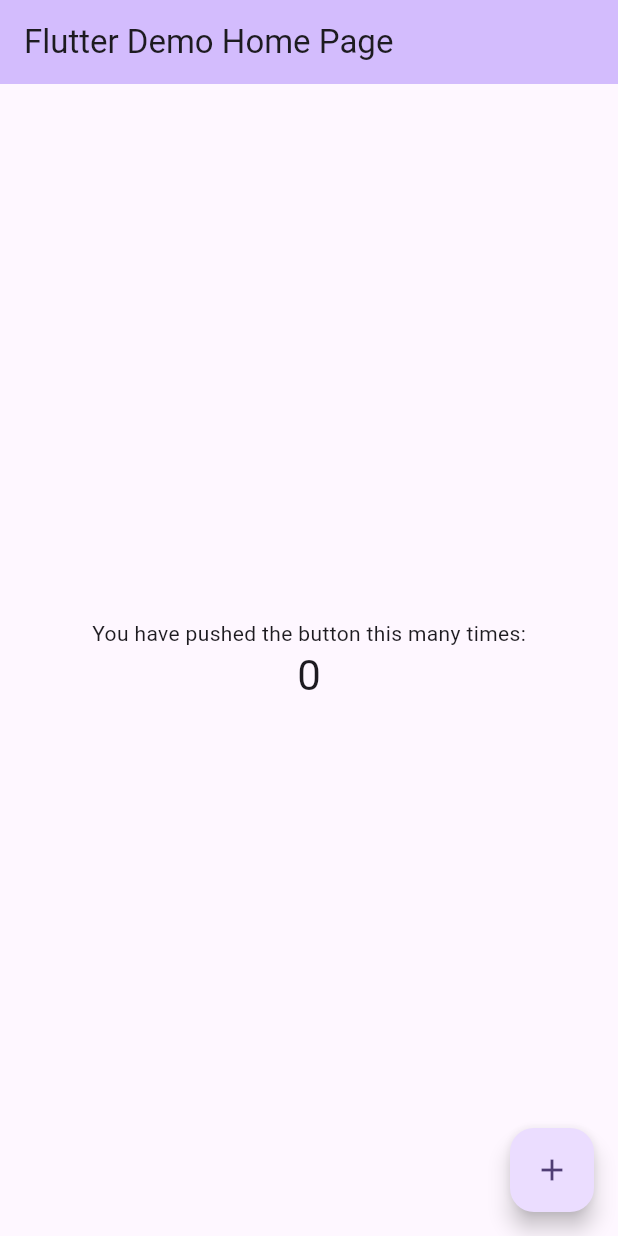
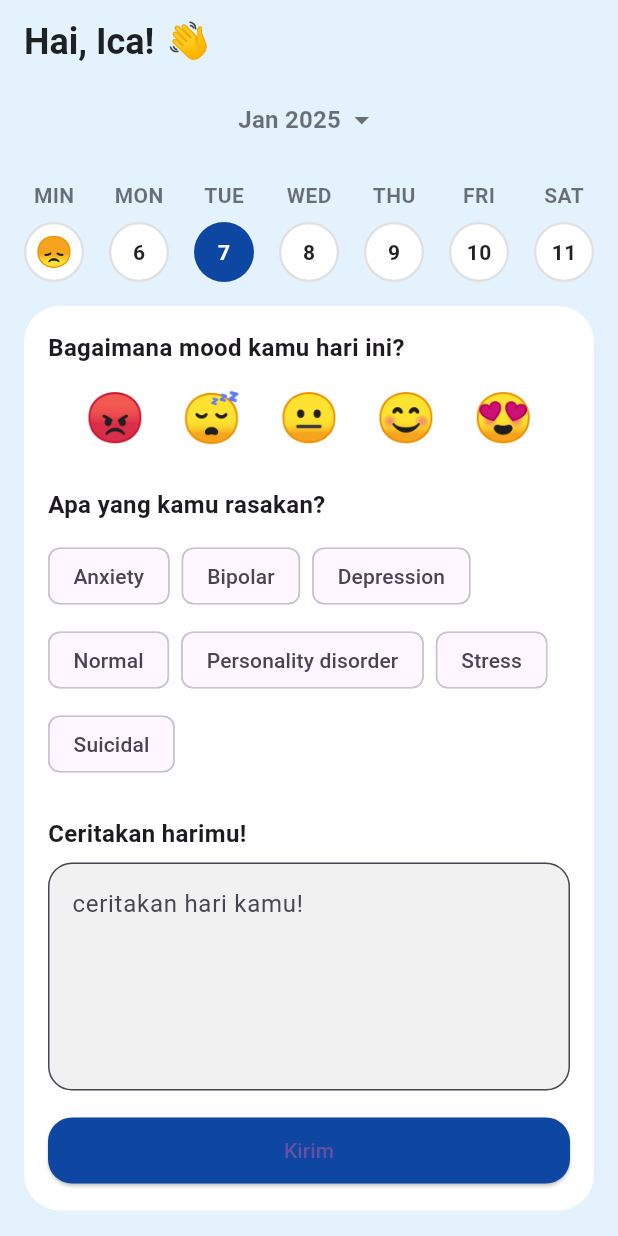
Before and after one commit to Kairosabinaya/Mentally, a Flutter app: the screen it shows after launch, on a phone screen of 412 x 824 dp. Run offline on Flutter 3.47's test engine with Material 3 defaults, Android fonts, the light colour scheme and no system bars; our stand-ins replace firebase_core; accounts and stored records are empty.

Commit message:
Update minimum SDK version and implement JournalingPage and WelcomePage (#1)

```diff
--- a/lib/main.dart
+++ b/lib/main.dart
@@ -1,122 +1,17 @@
 import 'package:flutter/material.dart';
+import 'package:mentally/page/journaling.dart';
 
-void main() {
-  runApp(const MyApp());
-}
+void main() => runApp(MyApp());
 
 class MyApp extends StatelessWidget {
   const MyApp({super.key});
 
-  // This widget is the root of your application.
   @override
   Widget build(BuildContext context) {
     return MaterialApp(
-      title: 'Flutter Demo',
-      theme: ThemeData(
-        // This is the theme of your application.
-        //
-        // TRY THIS: Try running your application with "flutter run". You'll see
-        // the application has a purple toolbar. Then, without quitting the app,
-        // try changing the seedColor in the colorScheme below to Colors.green
-        // and then invoke "hot reload" (save your changes or press the "hot
-        // reload" button in a Flutter-supported IDE, or press "r" if you used
-        // the command line to start the app).
-        //
-        // Notice that the counter didn't reset back to zero; the application
-        // state is not lost during the reload. To reset the state, use hot
-        // restart instead.
-        //
-        // This works for code too, not just values: Most code changes can be
-        // tested with just a hot reload.
-        colorScheme: ColorScheme.fromSeed(seedColor: Colors.deepPurple),
-      ),
-      home: const MyHomePage(title: 'Flutter Demo Home Page'),
+      debugShowCheckedModeBanner: false,
+      title: 'Mentally',
+      home: JournalingPage(),
     );
   }
 }
-
-class MyHomePage extends StatefulWidget {
-  const MyHomePage({super.key, required this.title});
-
-  // This widget is the home page of your application. It is stateful, meaning
-  // that it has a State object (defined below) that contains fields that affect
-  // how it looks.
-
-  // This class is the configuration for the state. It holds the values (in this
-  // case the title) provided by the parent (in this case the App widget) and
-  // used by the build method of the State. Fields in a Widget subclass are
-  // always marked "final".
-
-  final String title;
-
-  @override
-  State<MyHomePage> createState() => _MyHomePageState();
-}
-
-class _MyHomePageState extends State<MyHomePage> {
-  int _counter = 0;
-
-  void _incrementCounter() {
-    setState(() {
-      // This call to setState tells the Flutter framework that something has
-      // changed in this State, which causes it to rerun the build method below
-      // so that the display can reflect the updated values. If we changed
-      // _counter without calling setState(), then the build method would not be
-      // called again, and so nothing would appear to happen.
-      _counter++;
-    });
-  }
-
-  @override
-  Widget build(BuildContext context) {
-    // This method is rerun every time setState is called, for instance as done
-    // by the _incrementCounter method above.
-    //
-    // The Flutter framework has been optimized to make rerunning build methods
-    // fast, so that you can just rebuild anything that needs updating rather
-    // than having to individually change instances of widgets.
-    return Scaffold(
-      appBar: AppBar(
-        // TRY THIS: Try changing the color here to a specific color (to
-        // Colors.amber, perhaps?) and trigger a hot reload to see the AppBar
-        // change color while the other colors stay the same.
-        backgroundColor: Theme.of(context).colorScheme.inversePrimary,
-        // Here we take the value from the MyHomePage object that was created by
-        // the App.build method, and use it to set our appbar title.
-        title: Text(widget.title),
-      ),
-      body: Center(
-        // Center is a layout widget. It takes a single child and positions it
-        // in the middle of the parent.
-        child: Column(
-          // Column is also a layout widget. It takes a list of children and
-          // arranges them vertically. By default, it sizes itself to fit its
-          // children horizontally, and tries to be as tall as its parent.
-          //
-          // Column has various properties to control how it sizes itself and
-          // how it positions its children. Here we use mainAxisAlignment to
-          // center the children vertically; the main axis here is the vertical
-          // axis because Columns are vertical (the cross axis would be
-          // horizontal).
-          //
-          // TRY THIS: Invoke "debug painting" (choose the "Toggle Debug Paint"
-          // action in the IDE, or press "p" in the console), to see the
-          // wireframe for each widget.
-          mainAxisAlignment: MainAxisAlignment.center,
-          children: <Widget>[
-            const Text('You have pushed the button this many times:'),
-            Text(
-              '$_counter',
-              style: Theme.of(context).textTheme.headlineMedium,
-            ),
-          ],
-        ),
-      ),
-      floatingActionButton: FloatingActionButton(
-        onPressed: _incrementCounter,
-        tooltip: 'Increment',
-        child: const Icon(Icons.add),
-      ), // This trailing comma makes auto-formatting nicer for build methods.
-    );
-  }
-}
--- /dev/null
+++ b/lib/page/journaling.dart
@@ -0,0 +1,277 @@
+import 'package:flutter/material.dart';
+
+class JournalingPage extends StatefulWidget {
+  const JournalingPage({super.key});
+
+  @override
+  State<JournalingPage> createState() => _JournalingPageState();
+}
+
+class _JournalingPageState extends State<JournalingPage> {
+  // step 1: buat variabel untuk menyimpan state dari data user
+  int _selectedDay = 7;
+  int _selectedMonth = 2;
+  final List<String> _feelings = [
+    'Anxiety',
+    'Bipolar',
+    'Depression',
+    'Normal',
+    'Personality disorder',
+    'Stress',
+    'Suicidal',
+  ];
+  final Set<String> _selectedFeelings = {};
+
+  // step 2: TODO: ini masih data dummy buat nampilin kalender:
+  final Map<String, String> _dayCalender = {
+    'MIN': '5',
+    'MON': '6',
+    'TUE': '7',
+    'WED': '8',
+    'THU': '9',
+    'FRI': '10',
+    'SAT': '11',
+  };
+
+  @override
+  Widget build(BuildContext context) {
+    return Scaffold(
+      backgroundColor: const Color(0xFFE3F2FD),
+      appBar: AppBar(
+        backgroundColor: const Color(0xFFE3F2FD),
+        elevation: 0,
+        iconTheme: const IconThemeData(color: Colors.black87),
+        title: const Row(
+          children: [
+            Text(
+              'Hai, Ica!',
+              style: TextStyle(
+                color: Colors.black87,
+                fontWeight: FontWeight.bold,
+                fontSize: 24,
+              ),
+            ),
+            SizedBox(width: 8),
+            Text('👋', style: TextStyle(fontSize: 24)),
+          ],
+        ),
+      ),
+      body: Column(
+        crossAxisAlignment: CrossAxisAlignment.center,
+        children: [
+          Center(
+            child: DropdownButton<String>(
+              value: 'Jan 2025',
+              icon: const Icon(Icons.arrow_drop_down, color: Colors.black54),
+              underline: Container(),
+              items:
+                  <String>[
+                    'Jan 2025',
+                    'Feb 2025',
+                    'Mar 2025',
+                  ].map<DropdownMenuItem<String>>((String value) {
+                    return DropdownMenuItem<String>(
+                      value: value,
+                      child: Text(
+                        value,
+                        style: const TextStyle(
+                          color: Colors.black54,
+                          fontWeight: FontWeight.w600,
+                        ),
+                      ),
+                    );
+                  }).toList(),
+              onChanged: (String? newValue) {},
+            ),
+          ),
+          const SizedBox(height: 16),
+          Padding(
+            padding: const EdgeInsets.symmetric(horizontal: 16.0),
+            child: _buildDateSelector(),
+          ),
+
+          Expanded(
+            child: SingleChildScrollView(
+              padding: const EdgeInsets.all(16),
+              child: Container(
+                padding: const EdgeInsets.all(16),
+                decoration: BoxDecoration(
+                  color: Colors.white,
+                  borderRadius: BorderRadius.circular(24),
+                ),
+                child: Column(
+                  crossAxisAlignment: CrossAxisAlignment.start,
+                  children: [
+                    const Text(
+                      'Bagaimana mood kamu hari ini?',
+                      style: TextStyle(
+                        fontSize: 16,
+                        fontWeight: FontWeight.bold,
+                      ),
+                    ),
+                    const SizedBox(height: 12),
+                    Row(
+                      mainAxisAlignment: MainAxisAlignment.spaceEvenly,
+                      children: const [
+                        Text('😡', style: TextStyle(fontSize: 32)),
+                        Text('😴', style: TextStyle(fontSize: 32)),
+                        Text('😐', style: TextStyle(fontSize: 32)),
+                        Text('😊', style: TextStyle(fontSize: 32)),
+                        Text('😍', style: TextStyle(fontSize: 32)),
+                      ],
+                    ),
+                    const SizedBox(height: 24),
+                    const Text(
+                      'Apa yang kamu rasakan?',
+                      style: TextStyle(
+                        fontSize: 16,
+                        fontWeight: FontWeight.bold,
+                      ),
+                    ),
+                    const SizedBox(height: 12),
+                    Wrap(
+                      spacing: 8,
+                      runSpacing: 8,
+                      children:
+                          _feelings.map((feeling) {
+                            final selected = _selectedFeelings.contains(
+                              feeling,
+                            );
+                            return ChoiceChip(
+                              label: Text(feeling),
+                              selected: selected,
+                              onSelected: (bool selectedNow) {
+                                setState(() {
+                                  if (selectedNow) {
+                                    _selectedFeelings.add(feeling);
+                                  } else {
+                                    _selectedFeelings.remove(feeling);
+                                  }
+                                });
+                              },
+                            );
+                          }).toList(),
+                    ),
+                    const SizedBox(height: 24),
+                    const Text(
+                      'Ceritakan harimu!',
+                      style: TextStyle(
+                        fontSize: 16,
+                        fontWeight: FontWeight.bold,
+                      ),
+                    ),
+                    const SizedBox(height: 8),
+                    TextField(
+                      maxLines: 5,
+                      decoration: InputDecoration(
+                        hintText: 'ceritakan hari kamu!',
+                        border: OutlineInputBorder(
+                          borderRadius: BorderRadius.circular(16),
+                        ),
+                        filled: true,
+                        fillColor: const Color(0xFFF1F1F1),
+                      ),
+                    ),
+                    const SizedBox(height: 16),
+                    SizedBox(
+                      width: double.infinity,
+                      child: ElevatedButton(
+                        onPressed: () {
+                          // handle kirim
+                        },
+                        style: ElevatedButton.styleFrom(
+                          backgroundColor: const Color(0xFF0D47A1),
+                          shape: RoundedRectangleBorder(
+                            borderRadius: BorderRadius.circular(16),
+                          ),
+                        ),
+                        child: const Padding(
+                          padding: EdgeInsets.symmetric(vertical: 12),
+                          child: Text('Kirim'),
+                        ),
+                      ),
+                    ),
+                  ],
+                ),
+              ),
+            ),
+          ),
+        ],
+      ),
+    );
+  }
+
+  // Method buat build widget-widget lainnya.
+  Widget _buildDateSelector() {
+    return Row(
+      mainAxisAlignment: MainAxisAlignment.spaceBetween,
+      children:
+          _dayCalender.entries.map((entry) {
+            final dayName = entry.key;
+            final dayNumber = int.parse(entry.value);
+            final isSelected = dayNumber == _selectedDay;
+            String emoji = '';
+            switch (dayName) {
+              case 'MIN':
+                emoji = '😞';
+                break;
+              case 'SEN':
+                emoji = '😊';
+                break;
+              case 'SEL':
+                emoji = '😠';
+                break;
+            }
+            return GestureDetector(
+              onTap: () => setState(() => _selectedDay = dayNumber),
+              child: Column(
+                children: [
+                  Text(
+                    dayName,
+                    style: const TextStyle(
+                      color: Colors.black54,
+                      fontWeight: FontWeight.w600,
+                    ),
+                  ),
+                  const SizedBox(height: 8),
+                  Container(
+                    width: 40,
+                    height: 40,
+                    decoration: BoxDecoration(
+                      shape: BoxShape.circle,
+                      color:
+                          isSelected ? const Color(0xFF0D47A1) : Colors.white,
+                      border: Border.all(
+                        color:
+                            isSelected
+                                ? Colors.transparent
+                                : Colors.grey.shade300,
+                        width: 1.5,
+                      ),
+                    ),
+                    child: Center(
+                      child:
+                          emoji.isNotEmpty
+                              ? Text(
+                                emoji,
+                                style: const TextStyle(fontSize: 20),
+                              )
+                              : Text(
+                                dayNumber.toString(),
+                                style: TextStyle(
+                                  color:
+                                      isSelected
+                                          ? Colors.white
+                                          : Colors.black87,
+                                  fontWeight: FontWeight.bold,
+                                ),
+                              ),
+                    ),
+                  ),
+                ],
+              ),
+            );
+          }).toList(),
+    );
+  }
+}
--- /dev/null
+++ b/lib/page/welcome.dart
@@ -0,0 +1,10 @@
+import 'package:flutter/material.dart';
+
+class WelcomePage extends StatelessWidget {
+  const WelcomePage({super.key});
+
+  @override
+  Widget build(BuildContext context) {
+    return const Placeholder();
+  }
+}
```
Also changed, not shown: 1 other file.
